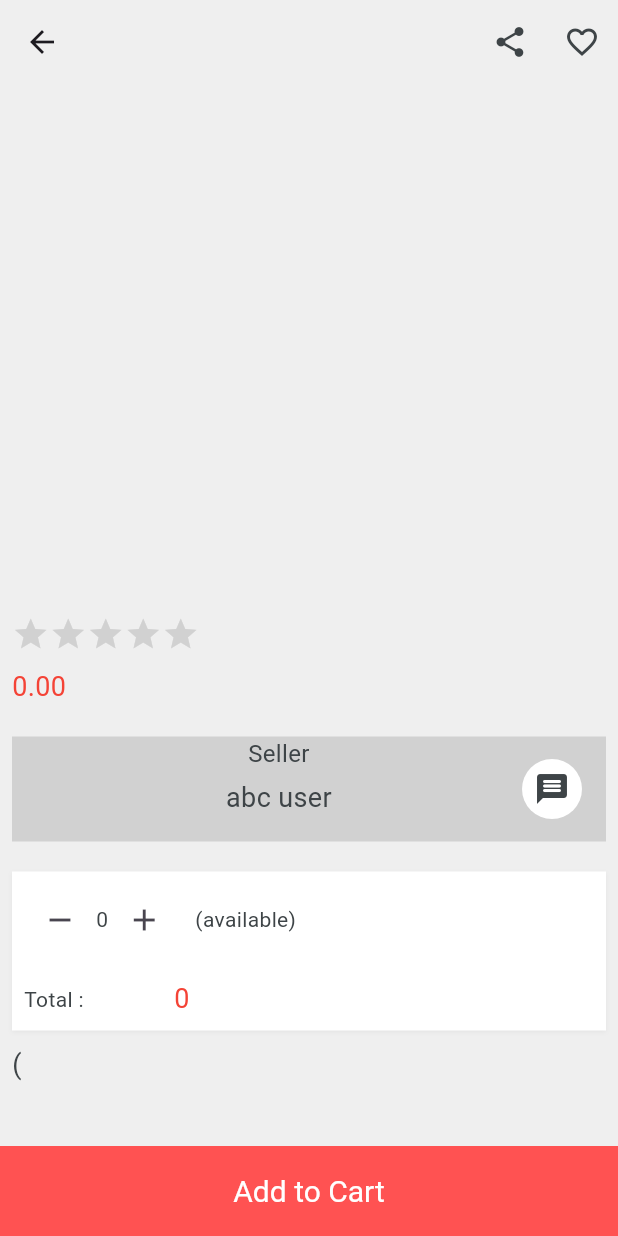
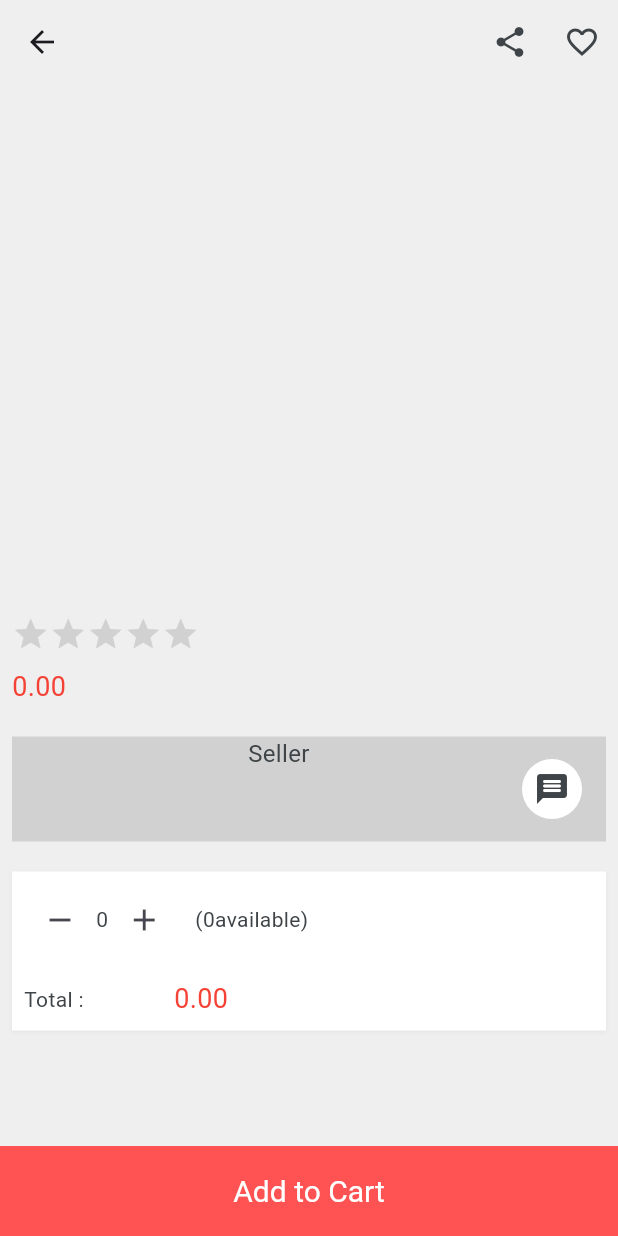
Before and after one commit to TurjoyBasakArko/AustMart, a Flutter app: the ItemDetails screen opened directly with empty values, after a tap on the "remove" icon, on a phone screen of 412 x 824 dp. Run offline on Flutter 3.47's test engine with Material 3 defaults, Android fonts, the phone set to English and light mode, and no system bars; drawn by our look-alikes of velocity_x; our stand-ins replace cloud_firestore, firebase_auth, firebase_core, firebase_storage, get, image_picker; accounts and stored records are empty; network calls fail; Roboto replaces fonts that are missing (sans_bold, sans_regular, sans_semibold).

Commit message:
latest commit(5)

```diff
--- a/lib/catagory_screen/item_details.dart
+++ b/lib/catagory_screen/item_details.dart
@@ -112,7 +112,7 @@ class ItemDetails extends StatelessWidget {
                               children: [
                                 "Seller".text.color(darkFontGrey).size(16).align(TextAlign.center).make(),
                                 5.heightBox,
-                                "abc user".text.color(darkFontGrey).fontFamily(bold).size(18).align(TextAlign.center).make(),
+                                "${data['p_seller']} ".text.color(darkFontGrey).fontFamily(bold).size(18).align(TextAlign.center).make(),
                               ],
                             ),
                           ),
@@ -121,7 +121,7 @@ class ItemDetails extends StatelessWidget {
                             child: Icon(Icons.message_rounded, color: darkFontGrey,),
                           ).onTap(() {
                             Get.to(() => const ChatScreen(),
-                              arguments: [data['p_seller'], data['vender_id']],
+                              arguments: [data['p_seller'], data['vendor_id']],
                             );
                           }),
                         ],
@@ -137,15 +137,15 @@ class ItemDetails extends StatelessWidget {
                                     children: [
                                       IconButton(onPressed: () {
                                         controller.decreaseQuantity();
-                                        controller.caculateTotalPrice(int.parse(data['p_price']));
+                                        controller.calculateTotalPrice(int.parse(data['p_price']));
                                       }, icon: Icon(Icons.remove),),
                                       controller.quantity.value.text.color(darkFontGrey).fontFamily(bold).make(),
                                       IconButton(onPressed: () {
                                         controller.increaseQuantity(int.parse(data['p_quantity']));
-                                        controller.caculateTotalPrice(int.parse(data['p_price']));
+                                        controller.calculateTotalPrice(int.parse(data['p_price']));
                                       }, icon: Icon(Icons.add)),
                                       10.widthBox,
-                                      "(${data['p_quatity']}available)".text.color(darkFontGrey).fontFamily(semibold).make(),
+                                      "(${data['p_quantity']}available)".text.color(darkFontGrey).fontFamily(semibold).make(),
                                     ],
                                   ),
                               ),
@@ -157,13 +157,13 @@ class ItemDetails extends StatelessWidget {
                                 width: 100,
                                 child: "Total :".text.color(darkFontGrey).fontFamily(semibold).make(),
                               ),
-                              "${controller.totalPrice.value}".text.color(Colors.red).fontFamily(bold).size(18).make(),
+                              controller.totalPrice.value.numCurrency.text.color(Colors.red).fontFamily(bold).size(18).make(),
                             ],
                           ).box.padding(EdgeInsets.all(8)).make(),
                         ],
                       ).box.white.shadowSm.make(),
                       10.heightBox,
-                      "(${data['p_desc']} ".text.color(darkFontGrey).size(18).make(),
+                      "${data['p_desc']} ".text.color(darkFontGrey).size(18).make(),
                     ],
                   ),
                 ),
--- a/lib/home_controller/cart_controller.dart
+++ b/lib/home_controller/cart_controller.dart
@@ -61,6 +61,8 @@ class CartController extends GetxController {
     for (var i = 0; i < productSnapshot.length; i++) {
       products.add({
         'img': productSnapshot[i]['img'],
+        'vendor_id':productSnapshot[i]['vendor_id'],
+        'tprice' : productSnapshot[i]['tprice'],
         'qty': productSnapshot[i]['qty'],
         'tprice': productSnapshot[i]['tprice'],
         'vendor_id': productSnapshot[i]['vendor_id'],
--- a/lib/home_controller/product_controller.dart
+++ b/lib/home_controller/product_controller.dart
@@ -1,5 +1,5 @@
-import 'dart:html';
-import 'dart:js';
+//import 'dart:html';
+//import 'dart:js';
 
 import 'package:austmart/consts/consts.dart';
 import 'package:austmart/models/category_model.dart';
@@ -101,8 +101,8 @@ addToCart({
     Get.snackbar('Wishlist', 'Removed from favourites',
         snackPosition: SnackPosition.BOTTOM);
   }
-  caculateTotalPrice(price)
+  calculateTotalPrice(price)
   {
-    totalPrice.value=price*quantity.value;
+    totalPrice.value = price * quantity.value;
   }
 }
--- a/lib/home_controller/profile_controller.dart
+++ b/lib/home_controller/profile_controller.dart
@@ -66,4 +66,5 @@ class ProfileController extends GetxController{
    });
 
    }
+
 }
```
Also changed, not shown: lib/auth_screen/login_screen.dart (+1 -19 lines), pubspec.lock.
